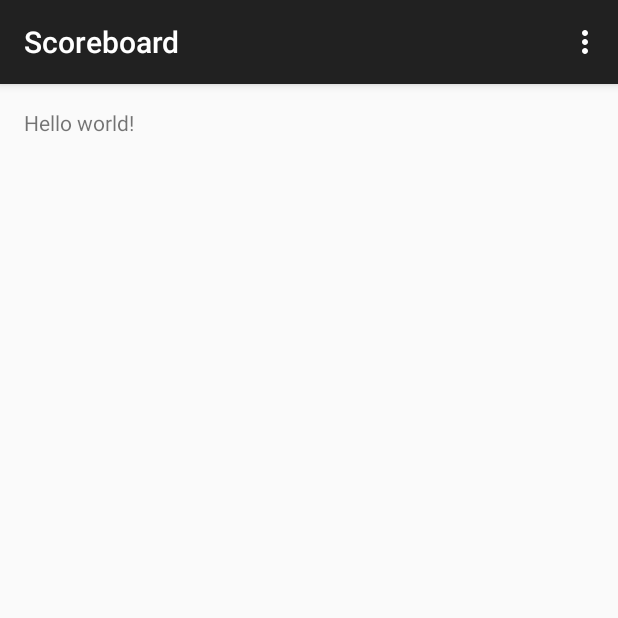
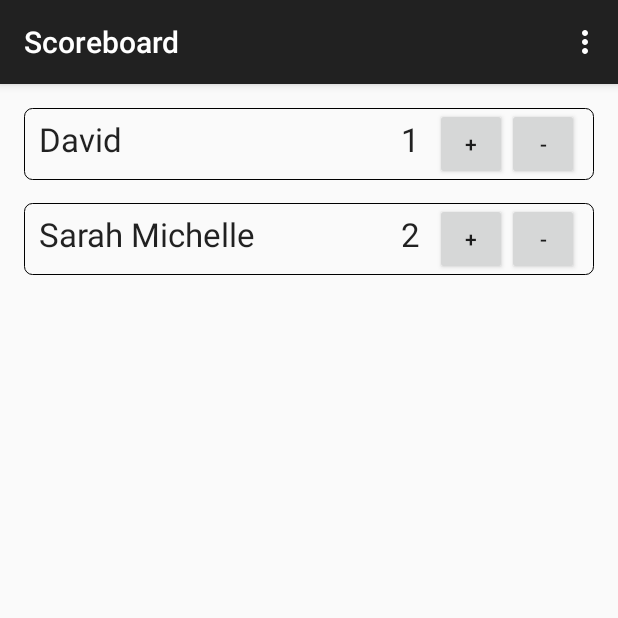
Before and after one commit to dclamage/scoreboard, an Android app: the screen it shows after launch (MainActivity), on a phone screen of 412 x 824 dp, the top half of it. Run offline under Robolectric (Android 15) with nearby library versions, the phone set to English and light mode, and no system bars.

Commit message:
Some fake scores. Just playing with interface possibilities.

```diff
--- /dev/null
+++ b/Score/app/src/main/res/drawable/tablecellbackground.xml
@@ -0,0 +1,6 @@
+<?xml version="1.0" encoding="utf-8"?>
+<shape xmlns:android="http://schemas.android.com/apk/res/android"
+       android:shape="rectangle">
+    <corners android:radius="5dp"/>
+    <stroke android:width="1px" android:color="#000000" />
+</shape>
--- a/Score/app/src/main/res/layout/activity_main.xml
+++ b/Score/app/src/main/res/layout/activity_main.xml
@@ -8,9 +8,95 @@
                 android:paddingBottom="@dimen/activity_vertical_margin"
                 tools:context=".MainActivity">
 
-    <TextView
-        android:text="@string/hello_world"
-        android:layout_width="wrap_content"
-        android:layout_height="wrap_content"/>
+    <ScrollView
+        android:layout_width="fill_parent"
+        android:layout_height="fill_parent"
+        android:id="@+id/scrollView">
 
+        <TableLayout
+            android:layout_width="fill_parent"
+            android:layout_height="fill_parent"
+            >
+
+            <TableRow
+                android:layout_width="fill_parent"
+                android:layout_height="fill_parent"
+                android:background="@drawable/tablecellbackground"
+                android:layout_marginBottom="15dp">
+
+                <TextView
+                    android:layout_width="wrap_content"
+                    android:layout_height="wrap_content"
+                    android:textAppearance="?android:attr/textAppearanceLarge"
+                    android:text="David"
+                    android:id="@+id/textView"
+                    android:layout_weight="1"
+                    android:layout_marginLeft="10dp"
+                    />
+
+                <TextView
+                    android:layout_width="wrap_content"
+                    android:layout_height="wrap_content"
+                    android:textAppearance="?android:attr/textAppearanceLarge"
+                    android:text="1"
+                    android:id="@+id/textView2"
+                    android:layout_marginRight="10dp"/>
+
+                <Button
+                    style="?android:attr/buttonStyleSmall"
+                    android:layout_width="wrap_content"
+                    android:layout_height="wrap_content"
+                    android:text="+"
+                    android:id="@+id/button3"
+                    />
+
+                <Button
+                    style="?android:attr/buttonStyleSmall"
+                    android:layout_width="wrap_content"
+                    android:layout_height="wrap_content"
+                    android:text="-"
+                    android:id="@+id/button"
+                    android:layout_marginRight="10dp"/>
+            </TableRow>
+
+            <TableRow
+                android:layout_width="fill_parent"
+                android:layout_height="fill_parent"
+                android:background="@drawable/tablecellbackground"
+                android:layout_marginBottom="15dp">
+
+                <TextView
+                    android:layout_width="wrap_content"
+                    android:layout_height="wrap_content"
+                    android:textAppearance="?android:attr/textAppearanceLarge"
+                    android:text="Sarah Michelle"
+                    android:id="@+id/textView3"
+                    android:layout_weight="1"
+                    android:layout_marginLeft="10dp"/>
+
+                <TextView
+                    android:layout_width="wrap_content"
+                    android:layout_height="wrap_content"
+                    android:textAppearance="?android:attr/textAppearanceLarge"
+                    android:text="2"
+                    android:id="@+id/textView4"
+                    android:layout_marginRight="10dp"/>
+
+                <Button
+                    style="?android:attr/buttonStyleSmall"
+                    android:layout_width="wrap_content"
+                    android:layout_height="wrap_content"
+                    android:text="+"
+                    android:id="@+id/button2"/>
+
+                <Button
+                    style="?android:attr/buttonStyleSmall"
+                    android:layout_width="wrap_content"
+                    android:layout_height="wrap_content"
+                    android:text="-"
+                    android:id="@+id/button4"
+                    android:layout_marginRight="10dp"/>
+            </TableRow>
+        </TableLayout>
+    </ScrollView>
 </RelativeLayout>
```
Also changed, not shown: 1 other file.
